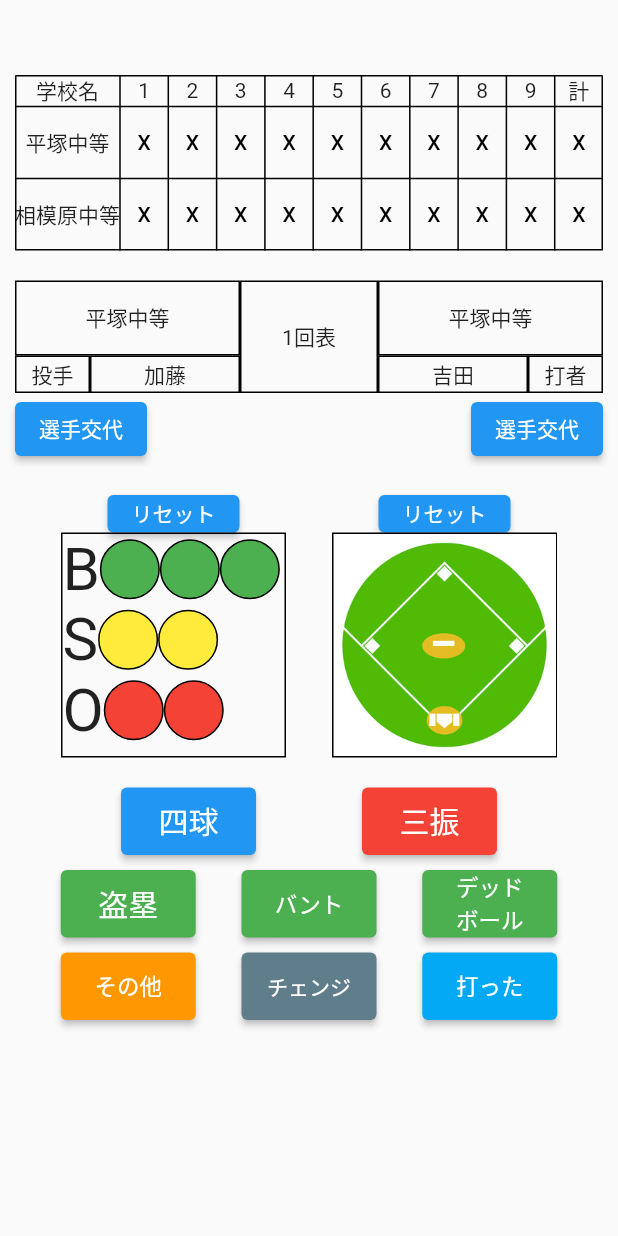
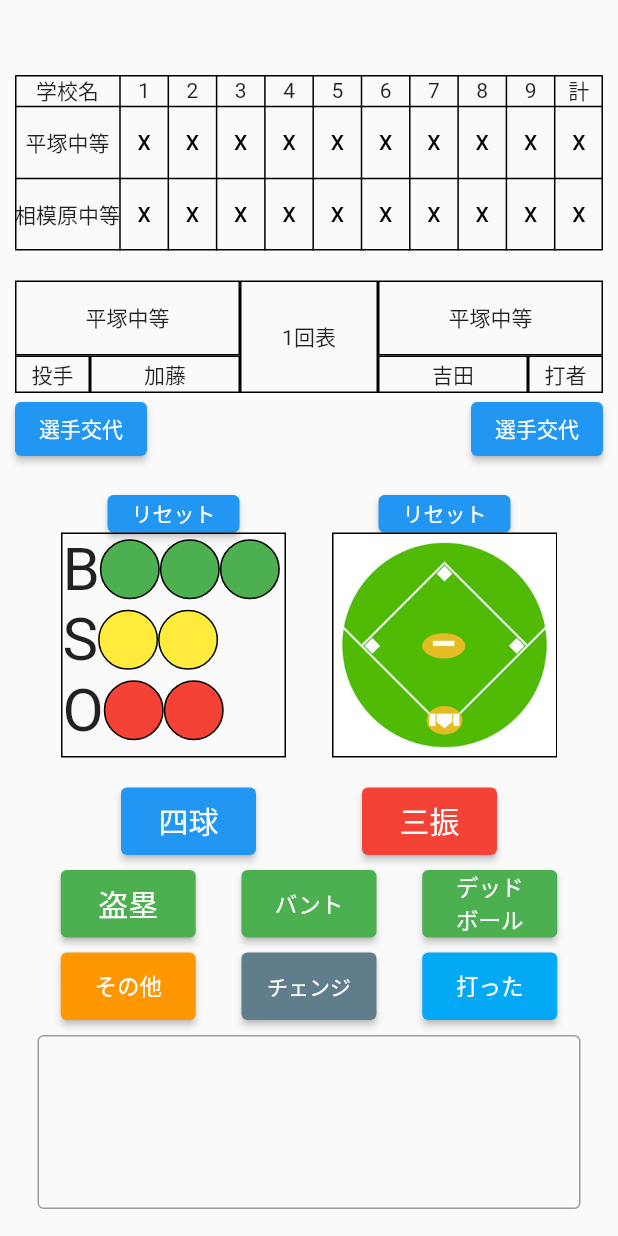
Before and after one commit to souki20/baseball_score_board_app, a Flutter app: the InputterPage screen opened directly, on a phone screen of 412 x 824 dp. Run offline on Flutter 3.47's test engine with Material 2 defaults, Android fonts, the phone set to English and light mode, and no system bars.

Commit message:
Add: テキストボックスを配置

```diff
--- a/lib/Inputter.dart
+++ b/lib/Inputter.dart
@@ -905,6 +905,14 @@ class InputterPage extends StatelessWidget {
                 ),
               ),
             ),
+            const Padding(
+              padding: EdgeInsets.only(left: 15.0, top: 10.0, right: 15.0),
+              child: TextField(
+                minLines: 4,
+                maxLines: 4,
+                decoration: InputDecoration(border: OutlineInputBorder(),),
+              ),
+            ),
           ],
         ),
       ),
```
